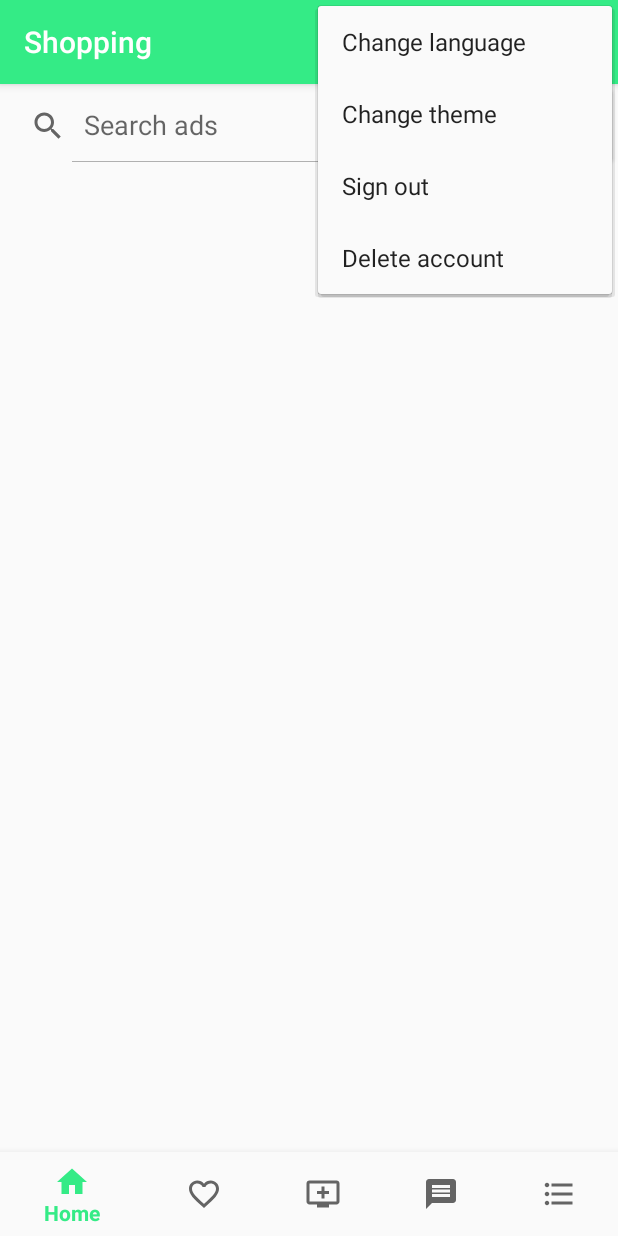
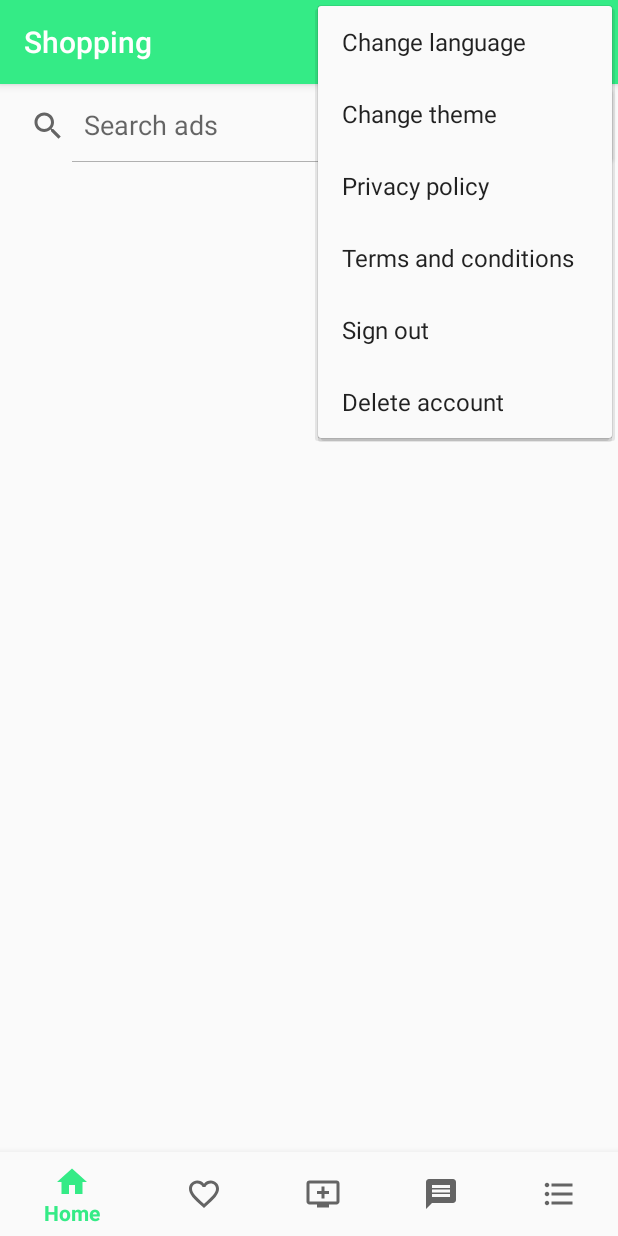
Before and after one commit to Vukan-Markovic/APURSP, an Android app: the screen it shows after launch (MainActivity), with the options menu open, on a phone screen of 412 x 824 dp. Run offline under Robolectric (Android 15) with nearby library versions, the phone set to English and light mode, and no system bars; our stand-ins replace Firebase (no records; nobody signed in at launch, a user with empty details on screens opened directly), navigation-ui; libraries missing offline, so code that uses them is left out: com.firebase.ui; pictures from the network do not load; Roboto replaces fonts that are not available here; 1 statement that could not run was skipped.

Commit message:
added privacy policy and terms and conditions

```diff
--- a/app/src/main/res/menu/menu.xml
+++ b/app/src/main/res/menu/menu.xml
@@ -10,6 +10,14 @@
         android:title="@string/change_theme" />
 
     <item
+        android:id="@+id/privacy_policy"
+        android:title="@string/privacy_policy" />
+
+    <item
+        android:id="@+id/terms_and_conditions"
+        android:title="@string/terms_and_conditions" />
+
+    <item
         android:id="@+id/sign_out"
         android:title="@string/sign_out" />
 
--- a/app/src/main/res/values/strings.xml
+++ b/app/src/main/res/values/strings.xml
@@ -96,6 +96,8 @@
     <string name="choose_theme">Choose theme</string>
     <string name="dark">Dark</string>
     <string name="light">Light</string>
+    <string name="privacy_policy">Privacy policy</string>
+    <string name="terms_and_conditions">Terms and conditions</string>
     <string name="facebook_application_id" translatable="false">260324235002954</string>
     <string name="facebook_login_protocol_scheme" translatable="false">fb260324235002954</string>
     <string name="twitter_consumer_key" translatable="false">QCyMUrtJUKI2AyMjYGSL5V3cT</string>
```
Also changed, not shown: app/src/main/java/vukan/com/apursp/MainActivity.java (+11 -0 lines), 1 other file.
